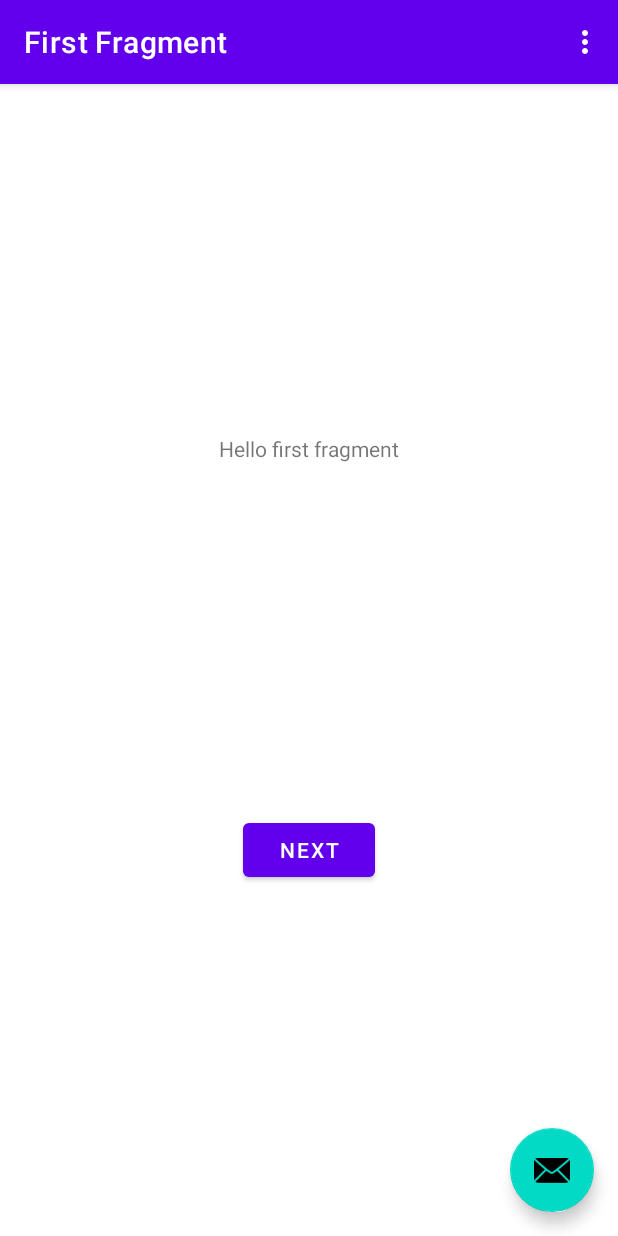
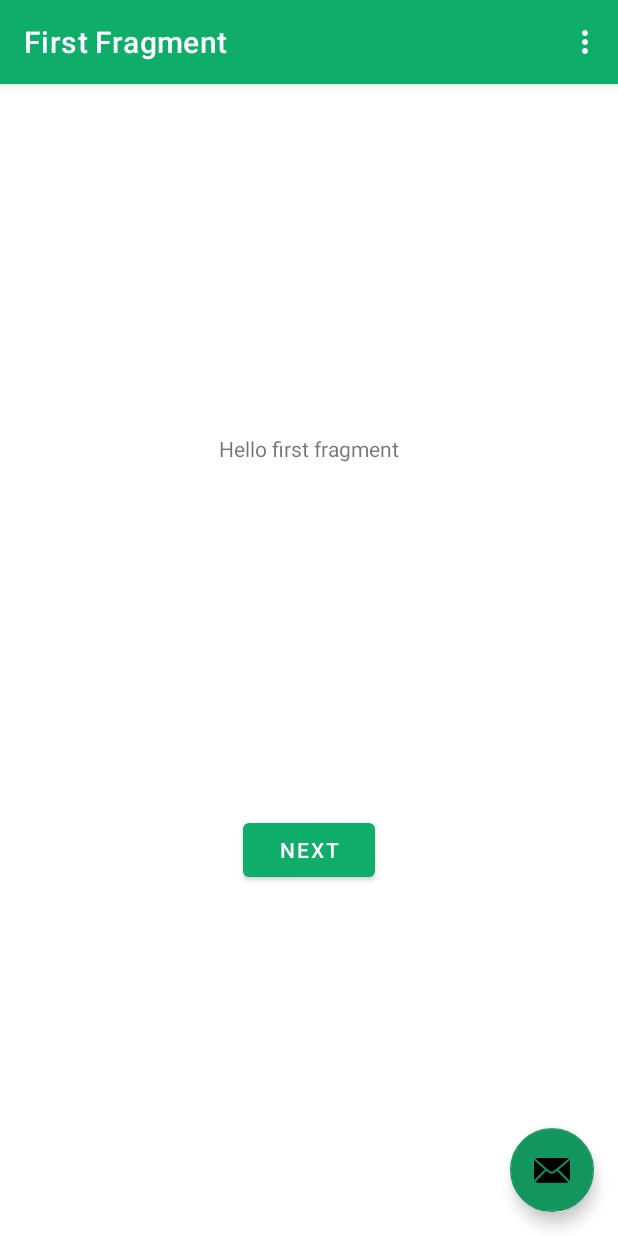
Before and after one commit to remyHamed/trainkotlin, an Android app: the screen it shows after launch (MainActivity), on a phone screen of 412 x 824 dp. Run offline under Robolectric (Android 15) with nearby library versions, the phone set to English and light mode, and no system bars; our stand-ins replace navigation-ui.

Commit message:
update color and theme in main/res/values/

```diff
--- a/app/src/main/AndroidManifest.xml
+++ b/app/src/main/AndroidManifest.xml
@@ -1,6 +1,6 @@
 <?xml version="1.0" encoding="utf-8"?>
 <manifest xmlns:android="http://schemas.android.com/apk/res/android"
-    xmlns:tools="http://schemas.android.com/tools">
+    xmlns:tools="http://schemas.android.com/tools" >
 
     <application
         android:allowBackup="true"
@@ -11,12 +11,12 @@
         android:roundIcon="@mipmap/ic_launcher_round"
         android:supportsRtl="true"
         android:theme="@style/Theme.MyApplication"
-        tools:targetApi="31">
+        tools:targetApi="31" >
         <activity
             android:name=".MainActivity"
             android:exported="true"
             android:label="@string/app_name"
-            android:theme="@style/Theme.MyApplication.NoActionBar">
+            android:theme="@style/Theme.MyApplication.NoActionBar" >
             <intent-filter>
                 <action android:name="android.intent.action.MAIN" />
 
--- a/app/src/main/java/com/example/myapplication/MainActivity.kt
+++ b/app/src/main/java/com/example/myapplication/MainActivity.kt
@@ -33,7 +33,6 @@ class MainActivity : AppCompatActivity() {
                     .setAction("Action", null).show()
         }
     }
-
 override fun onCreateOptionsMenu(menu: Menu): Boolean {
         // Inflate the menu; this adds items to the action bar if it is present.
         menuInflater.inflate(R.menu.menu_main, menu)
@@ -44,7 +43,7 @@ class MainActivity : AppCompatActivity() {
         // Handle action bar item clicks here. The action bar will
         // automatically handle clicks on the Home/Up button, so long
         // as you specify a parent activity in AndroidManifest.xml.
-        return when (item.itemId) {
+        return when(item.itemId) {
             R.id.action_settings -> true
             else -> super.onOptionsItemSelected(item)
         }
--- a/app/src/main/res/layout/activity_main.xml
+++ b/app/src/main/res/layout/activity_main.xml
@@ -1,5 +1,6 @@
 <?xml version="1.0" encoding="utf-8"?>
-<androidx.coordinatorlayout.widget.CoordinatorLayout xmlns:android="http://schemas.android.com/apk/res/android"
+<androidx.coordinatorlayout.widget.CoordinatorLayout
+    xmlns:android="http://schemas.android.com/apk/res/android"
     xmlns:app="http://schemas.android.com/apk/res-auto"
     xmlns:tools="http://schemas.android.com/tools"
     android:layout_width="match_parent"
@@ -7,20 +8,20 @@
     tools:context=".MainActivity">
 
     <com.google.android.material.appbar.AppBarLayout
+        android:layout_height="wrap_content"
         android:layout_width="match_parent"
-        android:layout_height="wrap_content"
         android:theme="@style/Theme.MyApplication.AppBarOverlay">
 
         <androidx.appcompat.widget.Toolbar
             android:id="@+id/toolbar"
-            android:layout_width="match_parent"
-            android:layout_height="?attr/actionBarSize"
+            android:layout_width = "match_parent"
             android:background="?attr/colorPrimary"
-            app:popupTheme="@style/Theme.MyApplication.PopupOverlay" />
+              app:popupTheme="@style/Theme.MyApplication.PopupOverlay"
+            android:layout_height = "?attr/actionBarSize" />
 
   </com.google.android.material.appbar.AppBarLayout>
 
-    <include layout="@layout/content_main" />
+  <include layout="@layout/content_main"/>
 
   <com.google.android.material.floatingactionbutton.FloatingActionButton
   android:id="@+id/fab"
--- a/app/src/main/res/layout/content_main.xml
+++ b/app/src/main/res/layout/content_main.xml
@@ -1,5 +1,6 @@
 <?xml version="1.0" encoding="utf-8"?>
-<androidx.constraintlayout.widget.ConstraintLayout xmlns:android="http://schemas.android.com/apk/res/android"
+<androidx.constraintlayout.widget.ConstraintLayout
+    xmlns:android="http://schemas.android.com/apk/res/android"
     xmlns:app="http://schemas.android.com/apk/res-auto"
     android:layout_width="match_parent"
     android:layout_height="match_parent"
@@ -10,10 +11,10 @@
         android:name="androidx.navigation.fragment.NavHostFragment"
         android:layout_width="0dp"
         android:layout_height="0dp"
+        app:layout_constraintStart_toStartOf="parent"
+        app:layout_constraintEnd_toEndOf="parent"
+        app:layout_constraintTop_toTopOf="parent"
+        app:layout_constraintBottom_toBottomOf="parent"
         app:defaultNavHost="true"
-        app:layout_constraintBottom_toBottomOf="parent"
-        app:layout_constraintEnd_toEndOf="parent"
-        app:layout_constraintStart_toStartOf="parent"
-        app:layout_constraintTop_toTopOf="parent"
         app:navGraph="@navigation/nav_graph" />
 </androidx.constraintlayout.widget.ConstraintLayout>
--- a/app/src/main/res/layout/fragment_first.xml
+++ b/app/src/main/res/layout/fragment_first.xml
@@ -1,5 +1,6 @@
 <?xml version="1.0" encoding="utf-8"?>
-<androidx.constraintlayout.widget.ConstraintLayout xmlns:android="http://schemas.android.com/apk/res/android"
+<androidx.constraintlayout.widget.ConstraintLayout
+    xmlns:android="http://schemas.android.com/apk/res/android"
     xmlns:app="http://schemas.android.com/apk/res-auto"
     xmlns:tools="http://schemas.android.com/tools"
     android:layout_width="match_parent"
@@ -11,18 +12,20 @@
         android:layout_width="wrap_content"
         android:layout_height="wrap_content"
         android:text="@string/hello_first_fragment"
+        app:layout_constraintTop_toTopOf="parent"
+        app:layout_constraintStart_toStartOf="parent"
+        app:layout_constraintEnd_toEndOf="parent"
         app:layout_constraintBottom_toTopOf="@id/button_first"
-        app:layout_constraintEnd_toEndOf="parent"
-        app:layout_constraintStart_toStartOf="parent"
-        app:layout_constraintTop_toTopOf="parent" />
+        />
 
     <Button
         android:id="@+id/button_first"
         android:layout_width="wrap_content"
         android:layout_height="wrap_content"
         android:text="@string/next"
+        app:layout_constraintTop_toBottomOf="@id/textview_first"
+        app:layout_constraintStart_toStartOf="parent"
+        app:layout_constraintEnd_toEndOf="parent"
         app:layout_constraintBottom_toBottomOf="parent"
-        app:layout_constraintEnd_toEndOf="parent"
-        app:layout_constraintStart_toStartOf="parent"
-        app:layout_constraintTop_toBottomOf="@id/textview_first" />
+        />
 </androidx.constraintlayout.widget.ConstraintLayout>
--- a/app/src/main/res/layout/fragment_second.xml
+++ b/app/src/main/res/layout/fragment_second.xml
@@ -1,5 +1,6 @@
 <?xml version="1.0" encoding="utf-8"?>
-<androidx.constraintlayout.widget.ConstraintLayout xmlns:android="http://schemas.android.com/apk/res/android"
+<androidx.constraintlayout.widget.ConstraintLayout
+    xmlns:android="http://schemas.android.com/apk/res/android"
     xmlns:app="http://schemas.android.com/apk/res-auto"
     xmlns:tools="http://schemas.android.com/tools"
     android:layout_width="match_parent"
@@ -10,18 +11,20 @@
         android:id="@+id/textview_second"
         android:layout_width="wrap_content"
         android:layout_height="wrap_content"
+        app:layout_constraintTop_toTopOf="parent"
+        app:layout_constraintStart_toStartOf="parent"
+        app:layout_constraintEnd_toEndOf="parent"
         app:layout_constraintBottom_toTopOf="@id/button_second"
-        app:layout_constraintEnd_toEndOf="parent"
-        app:layout_constraintStart_toStartOf="parent"
-        app:layout_constraintTop_toTopOf="parent" />
+        />
 
     <Button
         android:id="@+id/button_second"
         android:layout_width="wrap_content"
         android:layout_height="wrap_content"
         android:text="@string/previous"
+        app:layout_constraintTop_toBottomOf="@id/textview_second"
+        app:layout_constraintStart_toStartOf="parent"
+        app:layout_constraintEnd_toEndOf="parent"
         app:layout_constraintBottom_toBottomOf="parent"
-        app:layout_constraintEnd_toEndOf="parent"
-        app:layout_constraintStart_toStartOf="parent"
-        app:layout_constraintTop_toBottomOf="@id/textview_second" />
+        />
 </androidx.constraintlayout.widget.ConstraintLayout>
--- a/app/src/main/res/menu/menu_main.xml
+++ b/app/src/main/res/menu/menu_main.xml
@@ -1,10 +1,9 @@
 <menu xmlns:android="http://schemas.android.com/apk/res/android"
     xmlns:app="http://schemas.android.com/apk/res-auto"
     xmlns:tools="http://schemas.android.com/tools"
-    tools:context="com.example.myapplication.MainActivity">
-    <item
-        android:id="@+id/action_settings"
+    tools:context="com.example.myapplication.MainActivity" >
+    <item android:id="@+id/action_settings"
+        android:title="@string/action_settings"
         android:orderInCategory="100"
-        android:title="@string/action_settings"
         app:showAsAction="never" />
 </menu>
--- a/app/src/main/res/navigation/nav_graph.xml
+++ b/app/src/main/res/navigation/nav_graph.xml
@@ -9,7 +9,7 @@
         android:id="@+id/FirstFragment"
         android:name="com.example.myapplication.FirstFragment"
         android:label="@string/first_fragment_label"
-        tools:layout="@layout/fragment_first">
+        tools:layout="@layout/fragment_first" >
 
         <action
             android:id="@+id/action_FirstFragment_to_SecondFragment"
@@ -19,7 +19,7 @@
         android:id="@+id/SecondFragment"
         android:name="com.example.myapplication.SecondFragment"
         android:label="@string/second_fragment_label"
-        tools:layout="@layout/fragment_second">
+        tools:layout="@layout/fragment_second" >
 
         <action
             android:id="@+id/action_SecondFragment_to_FirstFragment"
--- a/app/src/main/res/values-land/dimens.xml
+++ b/app/src/main/res/values-land/dimens.xml
@@ -1,3 +1,3 @@
 <resources>
-    <dimen name="fab_margin">48dp</dimen>
-</resources>
+      <dimen name="fab_margin">48dp</dimen>
+   </resources>
--- a/app/src/main/res/values-night/themes.xml
+++ b/app/src/main/res/values-night/themes.xml
@@ -2,12 +2,12 @@
     <!-- Base application theme. -->
     <style name="Theme.MyApplication" parent="Theme.MaterialComponents.DayNight.DarkActionBar">
         <!-- Primary brand color. -->
-        <item name="colorPrimary">@color/purple_200</item>
-        <item name="colorPrimaryVariant">@color/purple_700</item>
+        <item name="colorPrimary">@color/colorPrimary</item>
+        <item name="colorPrimaryVariant">@color/colorPrimaryDark</item>
         <item name="colorOnPrimary">@color/black</item>
         <!-- Secondary brand color. -->
-        <item name="colorSecondary">@color/teal_200</item>
-        <item name="colorSecondaryVariant">@color/teal_200</item>
+        <item name="colorSecondary">@color/colorAccent</item>
+        <item name="colorSecondaryVariant">@color/colorPrimaryDark</item>
         <item name="colorOnSecondary">@color/black</item>
         <!-- Status bar color. -->
         <item name="android:statusBarColor">?attr/colorPrimaryVariant</item>
--- a/app/src/main/res/values-w1240dp/dimens.xml
+++ b/app/src/main/res/values-w1240dp/dimens.xml
@@ -1,3 +1,3 @@
 <resources>
-    <dimen name="fab_margin">200dp</dimen>
-</resources>
+      <dimen name="fab_margin">200dp</dimen>
+   </resources>
--- a/app/src/main/res/values-w600dp/dimens.xml
+++ b/app/src/main/res/values-w600dp/dimens.xml
@@ -1,3 +1,3 @@
 <resources>
-    <dimen name="fab_margin">48dp</dimen>
-</resources>
+      <dimen name="fab_margin">48dp</dimen>
+   </resources>
--- a/app/src/main/res/values/colors.xml
+++ b/app/src/main/res/values/colors.xml
@@ -1,10 +1,16 @@
 <?xml version="1.0" encoding="utf-8"?>
 <resources>
-    <color name="purple_200">#FFBB86FC</color>
-    <color name="purple_500">#FF6200EE</color>
-    <color name="purple_700">#FF3700B3</color>
-    <color name="teal_200">#FF03DAC5</color>
-    <color name="teal_700">#FF018786</color>
     <color name="black">#FF000000</color>
     <color name="white">#FFFFFFFF</color>
+    <color name="colorPrimary">#0EAD69</color>
+    <color name="colorPrimaryDark">#13955E</color>
+    <color name="colorAccent">#13955E</color>
+    <color name="toolbar_gradient_start">#0EAD69</color>
+    <color name="toolbar_gradient_end">#81D74E</color>
+    <color name="icon_selected">#0EAD69</color>
+    <color name="icon_default">#E63E11</color>
+    <color name="main_navigation_bg">#EBEBEB</color>
+    <color name="nutrient_level_low">#85BB2F</color>
+    <color name="nutrient_level_moderate">#FDCB01</color>
+    <color name="nutrient_level_high">#E63E12</color>
 </resources>
--- a/app/src/main/res/values/dimens.xml
+++ b/app/src/main/res/values/dimens.xml
@@ -1,3 +1,3 @@
 <resources>
-    <dimen name="fab_margin">16dp</dimen>
-</resources>
+      <dimen name="fab_margin">16dp</dimen>
+   </resources>
--- a/app/src/main/res/values/themes.xml
+++ b/app/src/main/res/values/themes.xml
@@ -2,24 +2,22 @@
     <!-- Base application theme. -->
     <style name="Theme.MyApplication" parent="Theme.MaterialComponents.DayNight.DarkActionBar">
         <!-- Primary brand color. -->
-        <item name="colorPrimary">@color/purple_500</item>
-        <item name="colorPrimaryVariant">@color/purple_700</item>
+        <item name="colorPrimary">@color/colorPrimary</item>
+        <item name="colorPrimaryVariant">@color/colorPrimaryDark</item>
         <item name="colorOnPrimary">@color/white</item>
         <!-- Secondary brand color. -->
-        <item name="colorSecondary">@color/teal_200</item>
-        <item name="colorSecondaryVariant">@color/teal_700</item>
+        <item name="colorSecondary">@color/colorAccent</item>
+        <item name="colorSecondaryVariant">@color/colorPrimaryDark</item>
         <item name="colorOnSecondary">@color/black</item>
         <!-- Status bar color. -->
         <item name="android:statusBarColor">?attr/colorPrimaryVariant</item>
         <!-- Customize your theme here. -->
     </style>
-
     <style name="Theme.MyApplication.NoActionBar">
         <item name="windowActionBar">false</item>
         <item name="windowNoTitle">true</item>
     </style>
-
-    <style name="Theme.MyApplication.AppBarOverlay" parent="ThemeOverlay.AppCompat.Dark.ActionBar" />
-
+    <style name="Theme.MyApplication.AppBarOverlay"
+        parent="ThemeOverlay.AppCompat.Dark.ActionBar" />
     <style name="Theme.MyApplication.PopupOverlay" parent="ThemeOverlay.AppCompat.Light" />
 </resources>
```
Also changed, not shown: app/src/main/java/com/example/myapplication/FirstFragment.kt (+4 -5 lines), app/src/main/java/com/example/myapplication/SecondFragment.kt (+4 -6 lines). Lines whose indentation alone changed are shown as unchanged.
